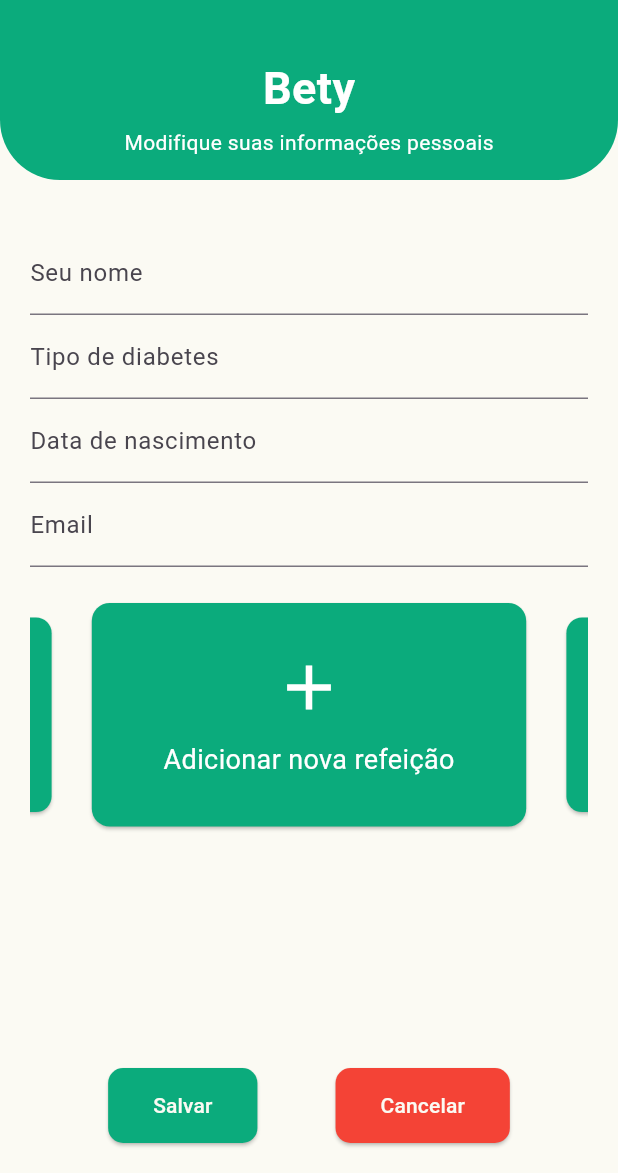
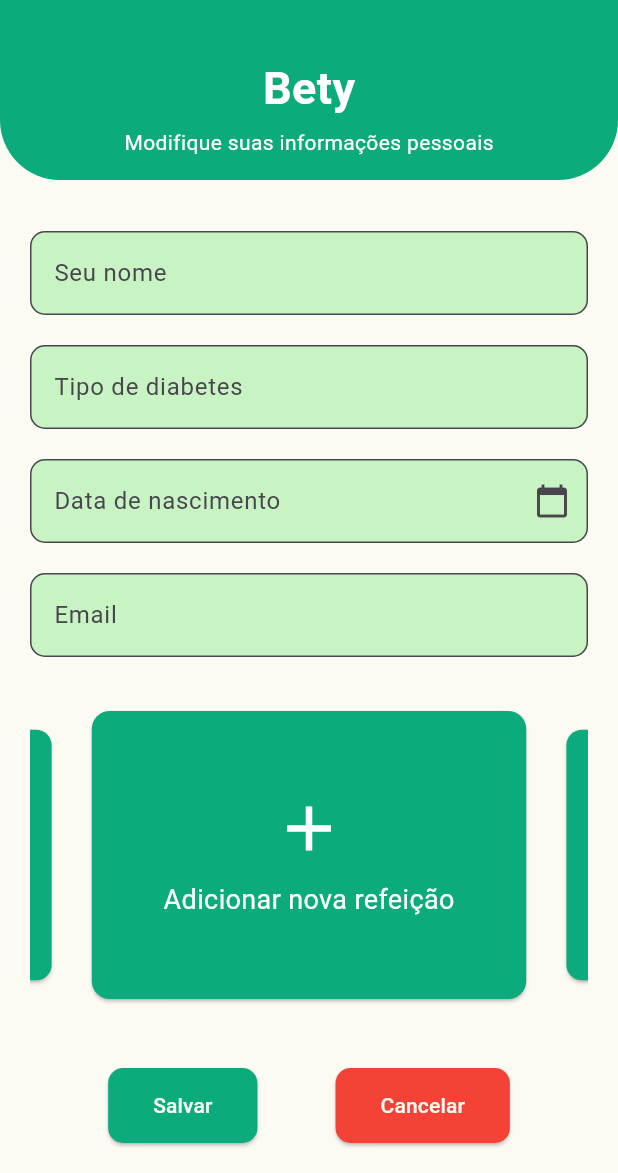
Before and after one commit to alanabclins/Bety-App-DSI, a Flutter app: the screen it shows once a user with an empty profile is signed in, item 4 of the bottom bar chosen, after a tap on "Alterar informações", on a phone screen of 412 x 824 dp, the part 63-1236 px from its top. Run offline on Flutter 3.47's test engine with Material 3 defaults, Android fonts, the light colour scheme and no system bars; drawn by our look-alikes of carousel_slider; our stand-ins replace cloud_firestore, firebase_auth, firebase_core, firebase_storage, flutter_map, image_picker and 1 more; accounts and stored records are empty; network calls fail; Roboto replaces fonts that are missing (Poppins).

Commit message:
validacao datas

```diff
--- a/bety_app/lib/screens/altera_dados.dart
+++ b/bety_app/lib/screens/altera_dados.dart
@@ -54,6 +54,21 @@ class _DadosCadastraisScreenState extends State<DadosCadastraisScreen> {
       });
     } catch (e) {
       print('Erro ao salvar dados: $e');
+    }
+  }
+
+  Future<void> _selectDate(BuildContext context) async {
+    final DateTime? picked = await showDatePicker(
+      context: context,
+      initialDate: DateTime.now(),
+      firstDate: DateTime(1904),
+      lastDate: DateTime(2101),
+    );
+    if (picked != null) {
+      setState(() {
+        _dataNascimentoController.text =
+            DateFormat('dd/MM/yyyy').format(picked);
+      });
     }
   }
 
@@ -142,19 +157,63 @@ class _DadosCadastraisScreenState extends State<DadosCadastraisScreen> {
           children: [
             TextField(
               controller: _nomeController,
-              decoration: InputDecoration(labelText: 'Seu nome'),
+              decoration: InputDecoration(
+                labelText: 'Seu nome',
+                filled: true,
+                fillColor: const Color.fromARGB(255, 199, 244, 194),
+                border: OutlineInputBorder(
+                borderRadius: BorderRadius.circular(10),
+                    ),
+                ),
             ),
+            const SizedBox(height: 20),
             TextField(
               controller: _tipoDiabetesController,
-              decoration: InputDecoration(labelText: 'Tipo de diabetes'),
+              decoration: InputDecoration(
+                labelText: 'Tipo de diabetes',
+                filled: true,
+                fillColor: const Color.fromARGB(255, 199, 244, 194),
+                border: OutlineInputBorder(
+                borderRadius: BorderRadius.circular(10),
+                  )
+                ),
             ),
-            TextField(
+            const SizedBox(height: 20),
+            TextFormField(
               controller: _dataNascimentoController,
-              decoration: InputDecoration(labelText: 'Data de nascimento'),
+              decoration: InputDecoration(
+              labelText: 'Data de nascimento',
+              filled: true,
+              fillColor: const Color.fromARGB(255, 199, 244, 194),
+              border: OutlineInputBorder(
+              borderRadius: BorderRadius.circular(10),
+                ),
+                suffixIcon: IconButton(
+                  icon: Icon(Icons.calendar_today),
+                  onPressed: () {
+                    _selectDate(context);
+                  },
+                ),
+              ),
+              readOnly: true,
+              validator: (value) {
+                if (value == null || value.isEmpty) {
+                  return 'Por favor, insira a data de nascimento';
+                }
+                return null;
+              },
             ),
+            const SizedBox(height: 20),
             TextField(
               controller: _emailController,
-              decoration: InputDecoration(labelText: 'Email'),
+              decoration: InputDecoration(
+                labelText: 'Email',
+                filled: true,
+                fillColor: const Color.fromARGB(255, 199, 244, 194),
+                border: OutlineInputBorder(
+                borderRadius: BorderRadius.circular(10),
+                  )
+                ),
             ),
             SizedBox(height: 20.0),
             Expanded(
@@ -285,7 +344,7 @@ class _DadosCadastraisScreenState extends State<DadosCadastraisScreen> {
 ),
 
 
-            Spacer(),
+            const SizedBox(height: 30),
             Row(
               mainAxisAlignment: MainAxisAlignment.spaceEvenly,
               children: [
--- a/bety_app/lib/screens/cadastro_screen.dart
+++ b/bety_app/lib/screens/cadastro_screen.dart
@@ -28,7 +28,7 @@ class _CadastroScreenState extends State<CadastroScreen> {
     final DateTime? picked = await showDatePicker(
       context: context,
       initialDate: DateTime.now(),
-      firstDate: DateTime(2000),
+      firstDate: DateTime(1904),
       lastDate: DateTime(2101),
     );
     if (picked != null) {
```
